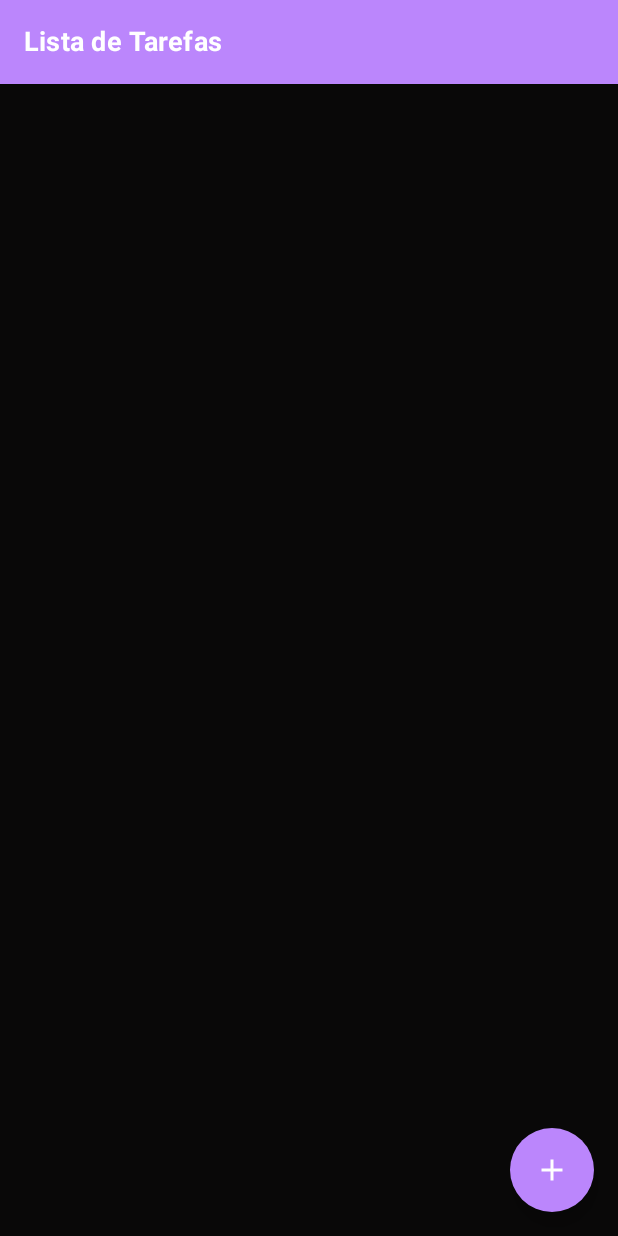
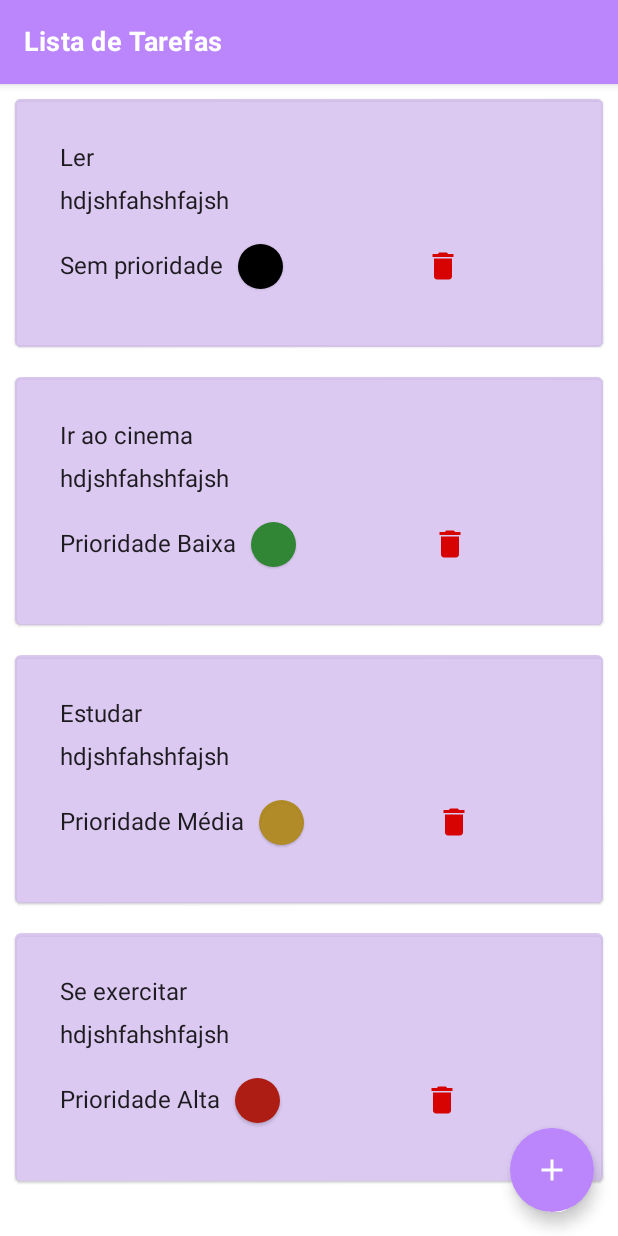
Before and after one commit to AdrianaRoza/lista_tarefas_ompose, an Android app built with Jetpack Compose: the screen it shows after launch (MainActivity), on a phone screen of 412 x 824 dp. Run offline under Robolectric (Android 15) with nearby library versions, the phone set to English and light mode, and no system bars; our stand-ins replace constraintlayout-compose.

Commit message:
feat: finishing creating fake tasks to validate the task list

```diff
--- a/app/src/main/java/com/adriana/listadetarefascompose/itemlist/TaskItem.kt
+++ b/app/src/main/java/com/adriana/listadetarefascompose/itemlist/TaskItem.kt
@@ -1,13 +1,11 @@
 package com.adriana.listadetarefascompose.itemlist
 
+import android.renderscript.RenderScript.Priority
 import androidx.compose.foundation.Image
 import androidx.compose.foundation.layout.fillMaxWidth
 import androidx.compose.foundation.layout.padding
 import androidx.compose.foundation.layout.size
-import androidx.compose.material.Card
-import androidx.compose.material.Icon
-import androidx.compose.material.IconButton
-import androidx.compose.material.Text
+import androidx.compose.material.*
 import androidx.compose.runtime.Composable
 import androidx.compose.ui.Modifier
 import androidx.compose.ui.graphics.Color
@@ -17,11 +15,48 @@ import androidx.compose.ui.tooling.preview.Preview
 import androidx.compose.ui.unit.dp
 import androidx.constraintlayout.compose.ConstraintLayout
 import com.adriana.listadetarefascompose.R
-import com.adriana.listadetarefascompose.ui.theme.Purple
-import com.adriana.listadetarefascompose.ui.theme.ShapeCardPriority
+import com.adriana.listadetarefascompose.model.Task
+import com.adriana.listadetarefascompose.ui.theme.*
 
 @Composable
-fun TaskItem(){
+fun TaskItem(
+    position: Int,
+    todoList: MutableList<Task>
+){
+
+    val titleTask = todoList[position].task
+    val descriptionTask = todoList[position].description
+    val priorityTask = todoList[position].priority
+
+    var priorityLevel: String = when(  priorityTask){
+        0 -> {
+            "Sem prioridade"
+        }
+        1 -> {
+            "Prioridade Baixa"
+        }
+        2 -> {
+            "Prioridade Média"
+        }
+        else -> {
+            "Prioridade Alta"
+        }
+    }
+
+    var color = when(priorityTask){
+        0 -> {
+            Color.Black
+        }
+        1 -> {
+            RADIO_BUTTON_GREEN_SELECTED
+        }
+        2 ->{
+            RADIO_BUTTON_YELLOW_SELECTED
+        }
+        else -> {
+            RADIO_BUTTON_RED_SELECTED
+        }
+    }
 
     Card(
         backgroundColor = Purple,
@@ -37,7 +72,7 @@ fun TaskItem(){
             val (txtTitle,txtDescription,cardPriority,txtPriority,btDelete) = createRefs()
 
             Text(
-                text = "Task 1",
+                text = titleTask.toString(),
                 modifier = Modifier.constrainAs(txtTitle){
                     top.linkTo(parent.top, margin = 10.dp)
                     start.linkTo(parent.start, margin = 10.dp)
@@ -46,7 +81,7 @@ fun TaskItem(){
             )
 
             Text(
-                text = "asgagsgasasasasasasagsaggahsgshg",
+                text = descriptionTask.toString(),
                 modifier = Modifier.constrainAs(txtDescription){
                     top.linkTo(txtTitle.bottom, margin = 10.dp)
                     start.linkTo(parent.start, margin = 10.dp)
@@ -55,7 +90,7 @@ fun TaskItem(){
             )
 
             Text(
-                text = "Prioridade Baixa",
+                text = priorityLevel,
                 modifier = Modifier.constrainAs(txtPriority){
                     top.linkTo(txtDescription.bottom, margin = 10.dp)
                     start.linkTo(parent.start, margin = 10.dp)
@@ -64,7 +99,7 @@ fun TaskItem(){
             )
 
             Card(
-                backgroundColor = Color(0xFF318635),
+                backgroundColor = color,
                 modifier = Modifier
                     .size(30.dp)
                     .constrainAs(cardPriority) {
--- a/app/src/main/java/com/adriana/listadetarefascompose/ui/theme/Color.kt
+++ b/app/src/main/java/com/adriana/listadetarefascompose/ui/theme/Color.kt
@@ -11,8 +11,8 @@ val BLACK = Color(0xFF090808)
 val LIGHT_BLUE = Color(0xFF03A9F4)
 val RADIO_BUTTON_GREEN_DISABLED = Color(0xFF46B34B)
 val RADIO_BUTTON_GREEN_SELECTED = Color(0xFF318635)
-val RADIO_BUTTON_YELLOW_DISABLED = Color(0xFFFFC107)
-val RADIO_BUTTON_YELLOW_SELECTED = Color(0xFFFFEB3B)
-val RADIO_BUTTON_RED_DISABLED = Color(0xFFFF1100)
-val RADIO_BUTTON_RED_SELECTED = Color(0xFFFF1100)
-val Purple = Color(0xFFD3BCEE)
+val RADIO_BUTTON_YELLOW_DISABLED = Color(0xE1AC840E)
+val RADIO_BUTTON_YELLOW_SELECTED = Color(0xE1AC840E)
+val RADIO_BUTTON_RED_DISABLED = Color(0xFFAD1D13)
+val RADIO_BUTTON_RED_SELECTED = Color(0xFFAD1D13)
+val Purple = Color(0xCDD3BCEE)
--- a/app/src/main/java/com/adriana/listadetarefascompose/view/Task List.kt
+++ b/app/src/main/java/com/adriana/listadetarefascompose/view/Task List.kt
@@ -2,6 +2,8 @@ package com.adriana.listadetarefascompose.view
 
 import android.annotation.SuppressLint
 import androidx.compose.foundation.Image
+import androidx.compose.foundation.lazy.LazyColumn
+import androidx.compose.foundation.lazy.itemsIndexed
 import androidx.compose.material.FloatingActionButton
 import androidx.compose.material.Scaffold
 import androidx.compose.material.Text
@@ -13,6 +15,8 @@ import androidx.compose.ui.text.font.FontWeight
 import androidx.compose.ui.unit.sp
 import androidx.navigation.NavController
 import com.adriana.listadetarefascompose.R
+import com.adriana.listadetarefascompose.itemlist.TaskItem
+import com.adriana.listadetarefascompose.model.Task
 import com.adriana.listadetarefascompose.ui.theme.BLACK
 import com.adriana.listadetarefascompose.ui.theme.Purple200
 import com.adriana.listadetarefascompose.ui.theme.WHITE
@@ -37,7 +41,7 @@ fun TaskList(
                 }
             )
         },
-        backgroundColor = BLACK,
+        backgroundColor = WHITE,
         floatingActionButton = {
             FloatingActionButton(
                 onClick = {
@@ -53,5 +57,35 @@ fun TaskList(
         }
         ) {
 
+        val todoList: MutableList<Task> = mutableListOf(
+            Task(
+                task = "Ler",
+                description = "hdjshfahshfajsh",
+                priority = 0
+            ),
+
+            Task(
+                task = "Ir ao cinema",
+                description = "hdjshfahshfajsh",
+                priority = 1
+            ),
+
+            Task(
+                task = "Estudar",
+                description = "hdjshfahshfajsh",
+                priority = 2
+            ),
+
+            Task(
+                task = "Se exercitar",
+                description = "hdjshfahshfajsh",
+                priority = 3
+            )
+        )
+        LazyColumn{
+            itemsIndexed(todoList){position, _ ->
+                TaskItem(position, todoList)
+            }
+        }
     }
 }
```
